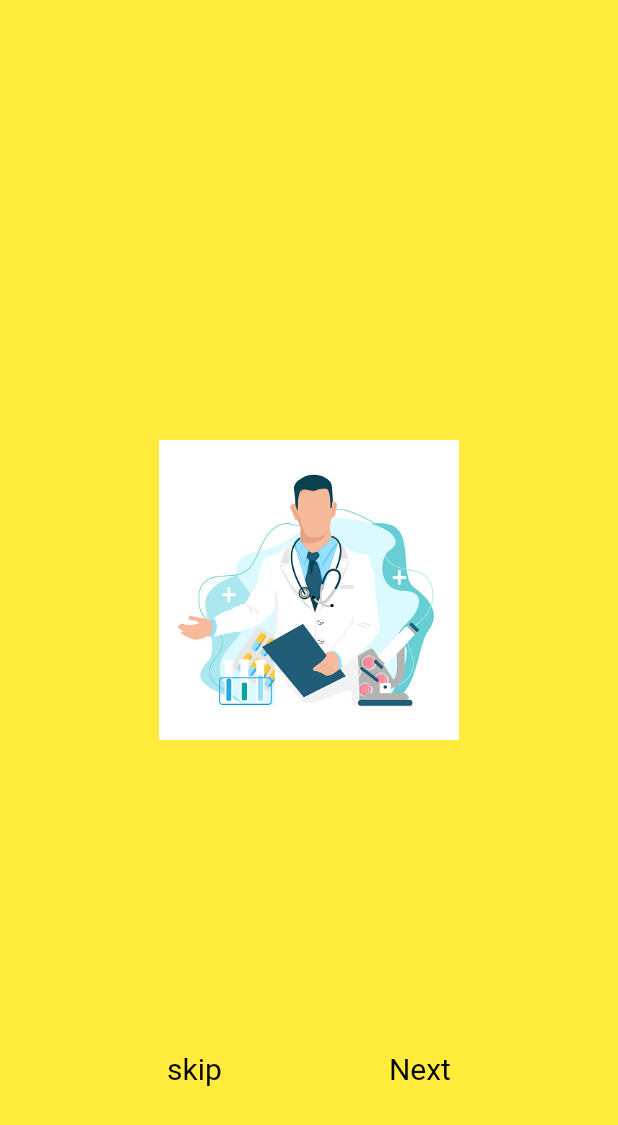
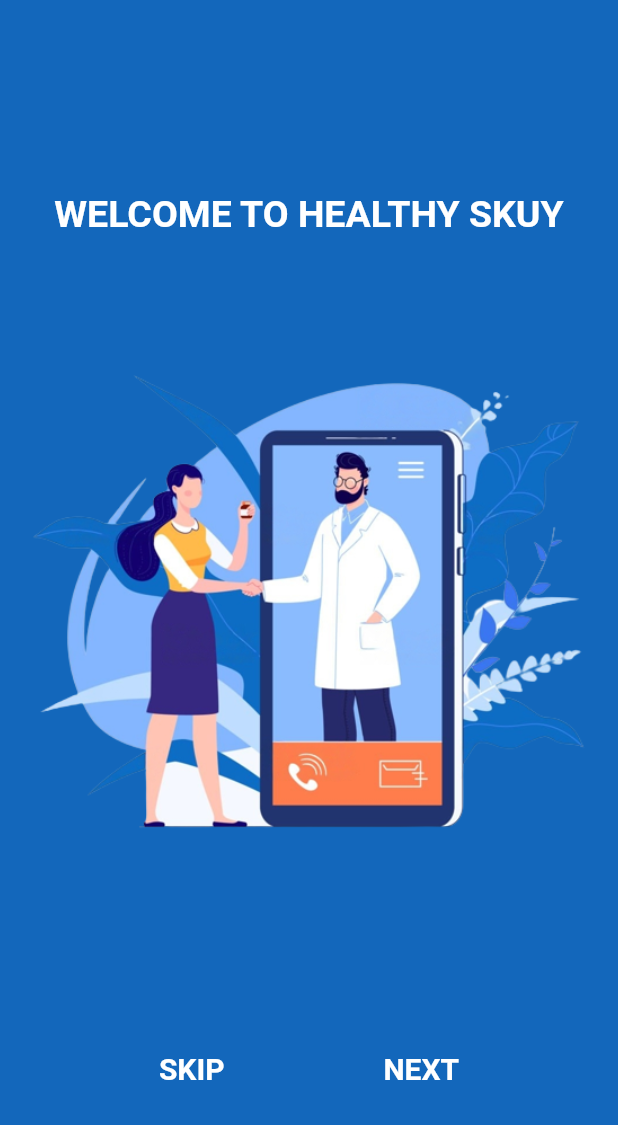
Before and after one commit to hanif2811/AplikasiKesehatanIF21A, a Flutter app: the screen it shows after launch, on a phone screen of 412 x 824 dp. Shown: the top 1125 px of the screen. Run offline on Flutter 3.47's test engine with Material 2 defaults, Android fonts, the phone set to English and light mode, and no system bars; our stand-ins replace cloud_firestore, firebase_auth, firebase_core, fluttertoast, introduction_screen, random_string; accounts and stored records are empty.

Commit message:
edit Intro Fixes #60

```diff
--- a/lib/Introduction/IntroPage_1.dart
+++ b/lib/Introduction/IntroPage_1.dart
@@ -7,16 +7,25 @@ class IntroPage1 extends StatelessWidget {
       body: Container(
         width: MediaQuery.of(context).size.width,
         padding: EdgeInsets.all(8),
-        color: Colors.yellow,
+        color: Color.fromRGBO(19, 103, 187, 1),
         child: Column(
           mainAxisAlignment: MainAxisAlignment.center,
           children: [
+            Center(
+              child: Text(
+                'WELCOME TO HEALTHY SKUY',
+                style: TextStyle(
+                    fontSize: 25,
+                    color: Colors.white,
+                    fontWeight: FontWeight.bold),
+              ),
+            ),
             Container(
-              width: 200,
-              height: 200,
+              width: 500,
+              height: 500,
               decoration: BoxDecoration(
                 image: DecorationImage(
-                    image: AssetImage("assets/images/iklan1.jpg"),
+                    image: AssetImage("assets/images/intro1.png"),
                     fit: BoxFit.contain),
               ),
             ),
--- a/lib/Introduction/Onbording.dart
+++ b/lib/Introduction/Onbording.dart
@@ -1,5 +1,6 @@
 import 'package:flutter/material.dart';
 import 'package:tugasakhir_aplikasi_kesehatan/LoginRegister/HalamanAwal.dart';
+import 'package:tugasakhir_aplikasi_kesehatan/LoginRegister/Masuk.dart';
 
 import 'IntroPage_1.dart';
 import 'IntroPage_2.dart';
@@ -41,11 +42,17 @@ class _OnbordingState extends State<OnbordingScreen> {
               children: [
                 GestureDetector(
                   onTap: () {
-                    _controller.jumpToPage(2);
+                    Navigator.push(context,
+                        MaterialPageRoute(builder: (context) {
+                      return HalamanAwal();
+                    }));
                   },
                   child: Text(
-                    'skip',
-                    style: TextStyle(fontSize: 20, color: Colors.black),
+                    'SKIP',
+                    style: TextStyle(
+                        fontSize: 20,
+                        color: Colors.white,
+                        fontWeight: FontWeight.bold),
                   ),
                 ),
                 onLasPage
@@ -57,8 +64,11 @@ class _OnbordingState extends State<OnbordingScreen> {
                           }));
                         },
                         child: Text(
-                          'Done',
-                          style: TextStyle(fontSize: 20, color: Colors.black),
+                          'DONE',
+                          style: TextStyle(
+                              fontSize: 20,
+                              color: Colors.white,
+                              fontWeight: FontWeight.bold),
                         ),
                       )
                     : GestureDetector(
@@ -68,8 +78,11 @@ class _OnbordingState extends State<OnbordingScreen> {
                               curve: Curves.easeIn);
                         },
                         child: Text(
-                          'Next',
-                          style: TextStyle(fontSize: 20, color: Colors.black),
+                          'NEXT',
+                          style: TextStyle(
+                              fontSize: 20,
+                              color: Colors.white,
+                              fontWeight: FontWeight.bold),
                         ),
                       )
               ],
```
Also changed, not shown: lib/Introduction/IntroPage_2.dart (+13 -4 lines), lib/Introduction/IntroPage_3.dart (+13 -4 lines), lib/LoginRegister/Daftar.dart (+11 -23 lines), assets/images/iklan1.jpg (deleted), assets/images/iklan2.jpeg (deleted), assets/images/iklan3.jpeg (deleted), assets/images/intro1.png (added), assets/images/intro2.png (added), assets/images/intro3.png (added).
